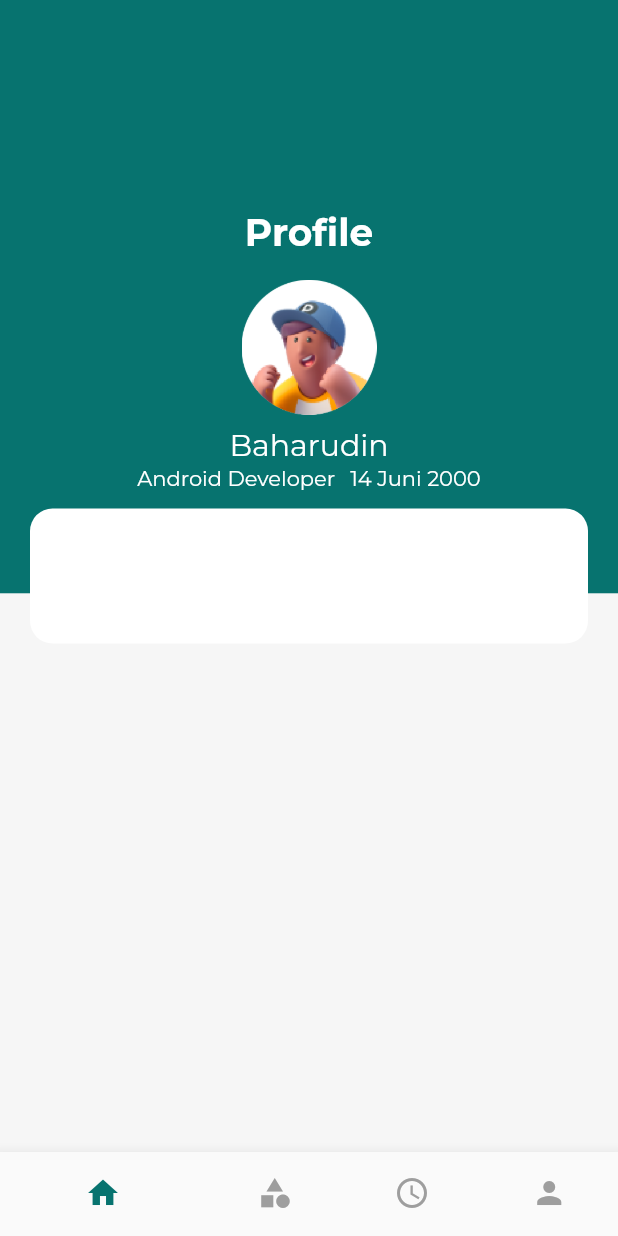
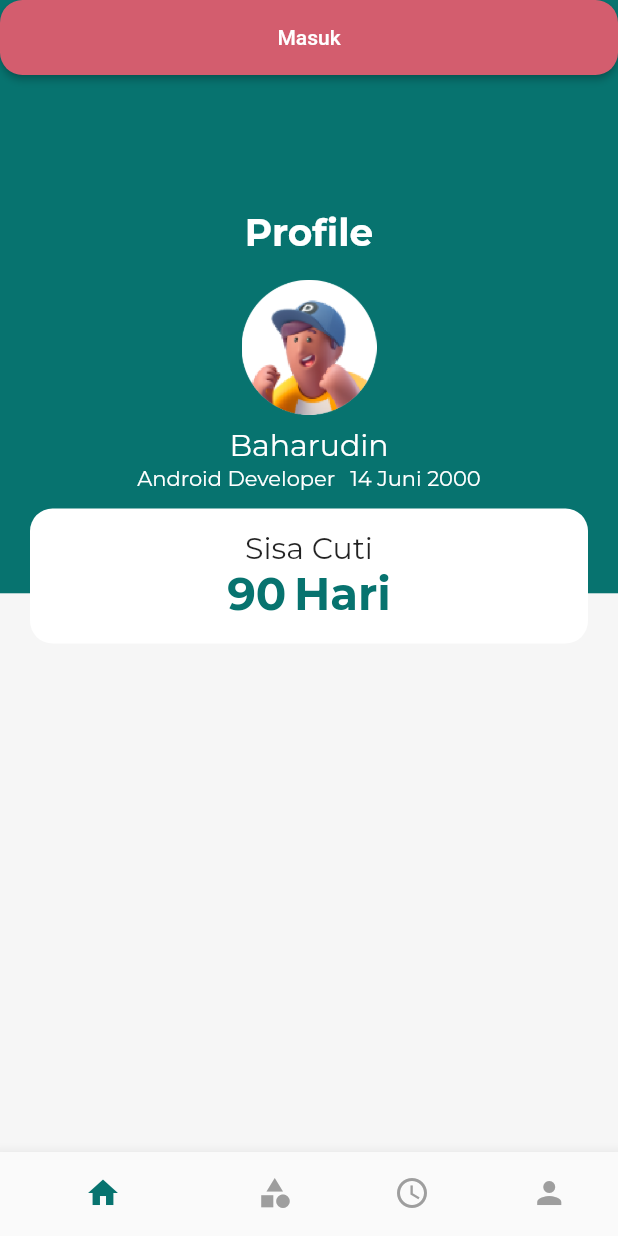
Before and after one commit to Baharudin78/hr_flutter, a Flutter app: the ProfileView screen opened by its route, on a phone screen of 412 x 824 dp. Run offline on Flutter 3.47's test engine with Material 2 defaults, Android fonts, the phone set to English and light mode, and no system bars; our stand-ins replace flutter_svg, get, google_fonts, sizer.

Commit message:
ui profil

```diff
--- a/lib/app/modules/profile/views/profile_view.dart
+++ b/lib/app/modules/profile/views/profile_view.dart
@@ -15,6 +15,9 @@ class ProfileView extends GetView<ProfileController> {
       TextStyle(fontSize: 25, color: Colors.white, fontWeight: FontWeight.bold);
   final styleTwo = TextStyle(fontSize: 20, color: Colors.white);
   final styleThree = TextStyle(color: Colors.white);
+  final styleFour = TextStyle(fontSize: 20);
+  final styleFive = TextStyle(
+      fontSize: 30, fontWeight: FontWeight.bold, color: Palette.greenSoldig);
 
   @override
   Widget build(BuildContext context) {
@@ -79,12 +82,50 @@ class ProfileView extends GetView<ProfileController> {
                     decoration: BoxDecoration(
                         color: Colors.white,
                         borderRadius: BorderRadius.circular(15)),
-                    child: Column(
-                      children: [],
+                    child: Center(
+                      child: Column(
+                        mainAxisAlignment: MainAxisAlignment.center,
+                        children: [
+                          Text(
+                            "Sisa Cuti",
+                            style: GoogleFonts.montserrat(textStyle: styleFour),
+                          ),
+                          Row(
+                            mainAxisAlignment: MainAxisAlignment.center,
+                            children: [
+                              Text(
+                                "90",
+                                style: GoogleFonts.montserrat(
+                                    textStyle: styleFive),
+                              ),
+                              SizedBox(
+                                width: 5,
+                              ),
+                              Text(
+                                "Hari",
+                                style: GoogleFonts.montserrat(
+                                    textStyle: styleFive),
+                              )
+                            ],
+                          )
+                        ],
+                      ),
                     ),
                   ),
                 ),
-              )
+              ),
+              ElevatedButton(
+                onPressed: () {},
+                style: ElevatedButton.styleFrom(
+                    primary: Palette.redSoldig,
+                    minimumSize: const Size.fromHeight(50),
+                    shape: RoundedRectangleBorder(
+                        borderRadius: BorderRadius.circular(15))),
+                child: Text(
+                  ' Masuk ',
+                  style: TextStyle(color: Colors.white),
+                ),
+              ),
             ],
           ),
           bottomNavigationBar: BottomNavigationBar(
--- a/lib/constants/colors.dart
+++ b/lib/constants/colors.dart
@@ -26,6 +26,7 @@ class Palette {
   static const eastSide = Color(0xff9586CB);
   static const pearlLusta = Color(0xffFCF3E4);
   static const greenSoldig = Color(0xff07736F);
+  static const redSoldig = Color(0xffD35D6E);
 }
 
 class AppFontStyle {
```
